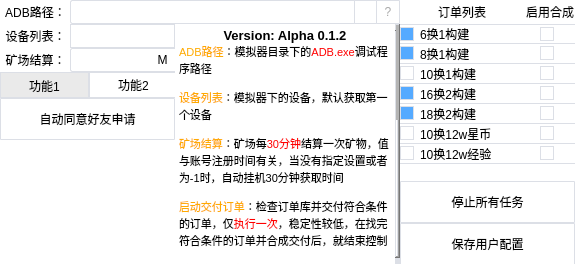
Old version of the form UI.ui in the repository Amber-siley/JCZXAutoScript.
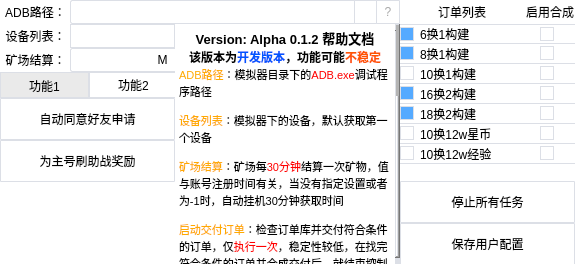
New version of the form. The open tabs and pages were chosen to show the change. Icons and pictures are not drawn.

Commit message: :sparkles:: 添加新功能为主账号刷助战奖励

```diff
--- a/UI.ui
+++ b/UI.ui
@@ -484,12 +484,15 @@
 li.unchecked::marker { content: &quot;\2610&quot;; }
 li.checked::marker { content: &quot;\2612&quot;; }
 &lt;/style&gt;&lt;/head&gt;&lt;body style=&quot; font-family:'Microsoft YaHei UI'; font-size:9pt; font-weight:400; font-style:normal;&quot;&gt;
-&lt;p align=&quot;center&quot; style=&quot; margin-top:0px; margin-bottom:0px; margin-left:0px; margin-right:0px; -qt-block-indent:0; text-indent:0px;&quot;&gt;&lt;span style=&quot; font-size:10pt; font-weight:700;&quot;&gt;Version: Alpha 0.1.2&lt;/span&gt;&lt;/p&gt;
+&lt;p align=&quot;center&quot; style=&quot; margin-top:0px; margin-bottom:0px; margin-left:0px; margin-right:0px; -qt-block-indent:0; text-indent:0px;&quot;&gt;&lt;span style=&quot; font-size:10pt; font-weight:700;&quot;&gt;Version: Alpha 0.1.2 帮助文档&lt;/span&gt;&lt;/p&gt;
+&lt;p align=&quot;center&quot; style=&quot; margin-top:0px; margin-bottom:0px; margin-left:0px; margin-right:0px; -qt-block-indent:0; text-indent:0px;&quot;&gt;&lt;span style=&quot; font-weight:700;&quot;&gt;该版本为&lt;/span&gt;&lt;span style=&quot; font-weight:700; color:#0055ff;&quot;&gt;开发版本&lt;/span&gt;&lt;span style=&quot; font-weight:700;&quot;&gt;，功能可能&lt;/span&gt;&lt;span style=&quot; font-weight:700; color:#ff5500;&quot;&gt;不稳定&lt;/span&gt;&lt;/p&gt;
 &lt;p style=&quot; margin-top:0px; margin-bottom:0px; margin-left:0px; margin-right:0px; -qt-block-indent:0; text-indent:0px;&quot;&gt;&lt;span style=&quot; font-size:8pt; color:#ffaa00;&quot;&gt;ADB路径&lt;/span&gt;&lt;span style=&quot; font-size:8pt;&quot;&gt;：模拟器目录下的&lt;/span&gt;&lt;span style=&quot; font-size:8pt; color:#ff0000;&quot;&gt;ADB.exe&lt;/span&gt;&lt;span style=&quot; font-size:8pt;&quot;&gt;调试程序路径&lt;/span&gt;&lt;/p&gt;
 &lt;p style=&quot; margin-top:12px; margin-bottom:12px; margin-left:0px; margin-right:0px; -qt-block-indent:0; text-indent:0px;&quot;&gt;&lt;span style=&quot; font-size:8pt; color:#ffaa00;&quot;&gt;设备列表&lt;/span&gt;&lt;span style=&quot; font-size:8pt;&quot;&gt;：模拟器下的设备，默认获取第一个设备&lt;/span&gt;&lt;/p&gt;
 &lt;p style=&quot; margin-top:12px; margin-bottom:12px; margin-left:0px; margin-right:0px; -qt-block-indent:0; text-indent:0px;&quot;&gt;&lt;span style=&quot; font-size:8pt; color:#ffaa00;&quot;&gt;矿场结算&lt;/span&gt;&lt;span style=&quot; font-size:8pt;&quot;&gt;：矿场每&lt;/span&gt;&lt;span style=&quot; font-size:8pt; color:#ff0000;&quot;&gt;30分钟&lt;/span&gt;&lt;span style=&quot; font-size:8pt;&quot;&gt;结算一次矿物，值与账号注册时间有关，当没有指定设置或者为-1时，自动挂机30分钟获取时间&lt;/span&gt;&lt;/p&gt;
 &lt;p style=&quot; margin-top:12px; margin-bottom:12px; margin-left:0px; margin-right:0px; -qt-block-indent:0; text-indent:0px;&quot;&gt;&lt;span style=&quot; font-size:8pt; color:#ffaa00;&quot;&gt;启动交付订单&lt;/span&gt;&lt;span style=&quot; font-size:8pt;&quot;&gt;：检查订单库并交付符合条件的订单，仅&lt;/span&gt;&lt;span style=&quot; font-size:8pt; color:#ff0000;&quot;&gt;执行一次&lt;/span&gt;&lt;span style=&quot; font-size:8pt;&quot;&gt;，稳定性较低，在找完符合条件的订单并合成交付后，就结束控制&lt;/span&gt;&lt;/p&gt;
 &lt;p style=&quot; margin-top:12px; margin-bottom:12px; margin-left:0px; margin-right:0px; -qt-block-indent:0; text-indent:0px;&quot;&gt;&lt;span style=&quot; font-size:8pt; color:#ffaa00;&quot;&gt;启动换班任务&lt;/span&gt;&lt;span style=&quot; font-size:8pt;&quot;&gt;：进行矿场换班工作，无限时间运行（除非手动停止），&lt;/span&gt;&lt;span style=&quot; font-size:8pt; color:#ff0000;&quot;&gt;高稳定性&lt;/span&gt;&lt;span style=&quot; font-size:8pt;&quot;&gt;，在未到达矿场结算时间是脚本不操作游戏，玩家可以自由控制（注意：请先设置【&lt;/span&gt;&lt;span style=&quot; font-size:8pt; color:#ff0000;&quot;&gt;驻员状况&lt;/span&gt;&lt;span style=&quot; font-size:8pt;&quot;&gt;】中的矿场编队预设，需要预设两个队伍，一个主力队伍，一个替换队伍，首先让自己的&lt;/span&gt;&lt;span style=&quot; font-size:8pt; color:#ff0000;&quot;&gt;替换队伍&lt;/span&gt;&lt;span style=&quot; font-size:8pt;&quot;&gt;上班，再启动该模式，启动该模式时不要让自己的&lt;/span&gt;&lt;span style=&quot; font-size:8pt; color:#ff0000;&quot;&gt;主力挖矿&lt;/span&gt;&lt;span style=&quot; font-size:8pt;&quot;&gt;队伍上班，实际上结算时会自动让主力队伍上班，系统还是会以主力队伍进行结算，&lt;/span&gt;&lt;span style=&quot; font-size:8pt; color:#ff0000;&quot;&gt;替换队伍&lt;/span&gt;&lt;span style=&quot; font-size:8pt;&quot;&gt;相当于&lt;/span&gt;&lt;span style=&quot; font-size:8pt; color:#ff0000;&quot;&gt;占位符&lt;/span&gt;&lt;span style=&quot; font-size:8pt;&quot;&gt;）&lt;/span&gt;&lt;/p&gt;
+&lt;p style=&quot; margin-top:12px; margin-bottom:12px; margin-left:0px; margin-right:0px; -qt-block-indent:0; text-indent:0px;&quot;&gt;&lt;span style=&quot; font-size:8pt; color:#ffaa00;&quot;&gt;自动同意好友申请&lt;/span&gt;&lt;span style=&quot; font-size:8pt;&quot;&gt;：全自动同意好友申请，用于在订单群当义父时解放双手&lt;/span&gt;&lt;/p&gt;
+&lt;p style=&quot; margin-top:12px; margin-bottom:12px; margin-left:0px; margin-right:0px; -qt-block-indent:0; text-indent:0px;&quot;&gt;&lt;span style=&quot; font-size:8pt; color:#ffaa00;&quot;&gt;为主号刷助战奖励&lt;/span&gt;&lt;span style=&quot; font-size:8pt;&quot;&gt;：（助战奖励只有4w，蚊子腿）确保当前使用为&lt;/span&gt;&lt;span style=&quot; font-size:8pt; color:#ff0000;&quot;&gt;小号&lt;/span&gt;&lt;span style=&quot; font-size:8pt;&quot;&gt;，且小号只有主号&lt;/span&gt;&lt;span style=&quot; font-size:8pt; color:#ff0000;&quot;&gt;一个好友&lt;/span&gt;&lt;span style=&quot; font-size:8pt;&quot;&gt;，同时一号队伍留有&lt;/span&gt;&lt;span style=&quot; font-size:8pt; color:#ff0000;&quot;&gt;2x2的位置&lt;/span&gt;&lt;span style=&quot; font-size:8pt; color:#000000;&quot;&gt;。&lt;/span&gt;&lt;span style=&quot; font-size:8pt;&quot;&gt;关于双倍助战：助战奖励分割时间为&lt;/span&gt;&lt;span style=&quot; font-size:8pt; color:#ff0000;&quot;&gt;每天凌晨3点&lt;/span&gt;&lt;span style=&quot; font-size:8pt; color:#000000;&quot;&gt;，在3点之前进行20次助战，3点过后进行20次助战，3点后到第二次刷助战期间主号&lt;/span&gt;&lt;span style=&quot; font-size:8pt; color:#ff0000;&quot;&gt;不要登录&lt;/span&gt;&lt;span style=&quot; font-size:8pt; color:#000000;&quot;&gt;，次日双倍助战奖励&lt;/span&gt;&lt;/p&gt;
 &lt;p style=&quot; margin-top:12px; margin-bottom:12px; margin-left:0px; margin-right:0px; -qt-block-indent:0; text-indent:0px;&quot;&gt;&lt;span style=&quot; font-size:8pt; color:#ffaa00;&quot;&gt;停止所有任务&lt;/span&gt;&lt;span style=&quot; font-size:8pt;&quot;&gt;：无视所有情况，强制停止脚本任务&lt;/span&gt;&lt;/p&gt;
 &lt;p style=&quot; margin-top:12px; margin-bottom:12px; margin-left:0px; margin-right:0px; -qt-block-indent:0; text-indent:0px;&quot;&gt;&lt;span style=&quot; font-size:8pt; color:#ffaa00;&quot;&gt;保存用户配置&lt;/span&gt;&lt;span style=&quot; font-size:8pt;&quot;&gt;：使用手动修改方式并不会触发自动保存，推荐修改配置项后手动保存配置&lt;/span&gt;&lt;/p&gt;
 &lt;p style=&quot;-qt-paragraph-type:empty; margin-top:12px; margin-bottom:12px; margin-left:0px; margin-right:0px; -qt-block-indent:0; text-indent:0px; font-size:8pt;&quot;&gt;&lt;br /&gt;&lt;/p&gt;
@@ -664,6 +667,39 @@
        <string>自动同意好友申请</string>
       </property>
      </widget>
+     <widget class="QPushButton" name="brushing_surportAwards_Button">
+      <property name="geometry">
+       <rect>
+        <x>0</x>
+        <y>42</y>
+        <width>175</width>
+        <height>42</height>
+       </rect>
+      </property>
+      <property name="toolTip">
+       <string>&lt;html&gt;&lt;head/&gt;&lt;body&gt;&lt;p&gt;为指定的主账号刷取助战奖励【自动停止】&lt;/p&gt;&lt;/body&gt;&lt;/html&gt;</string>
+      </property>
+      <property name="styleSheet">
+       <string notr="true">QPushButton {
+    background-color: #ffffff;
+    border: 1px solid #dcdfe6;
+    border-radius: 1px;
+}
+
+QPushButton:hover {
+    background-color: #ecf5ff;
+    color: #409eff;
+}
+
+QPushButton:pressed, QPushButton:checked {
+    border: 1px solid #3a8ee6;
+    color: #409eff;
+}</string>
+      </property>
+      <property name="text">
+       <string>为主号刷助战奖励</string>
+      </property>
+     </widget>
     </widget>
    </widget>
   </widget>
```
The commit also changes 2 other files.
